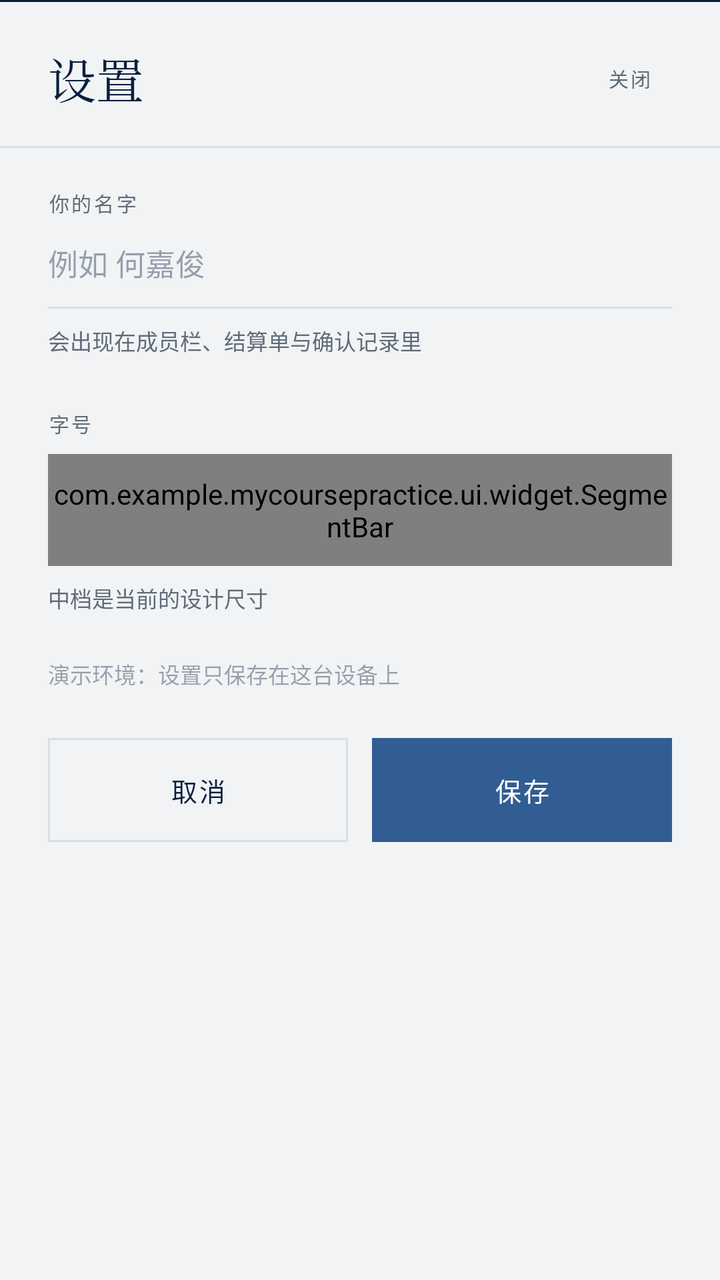
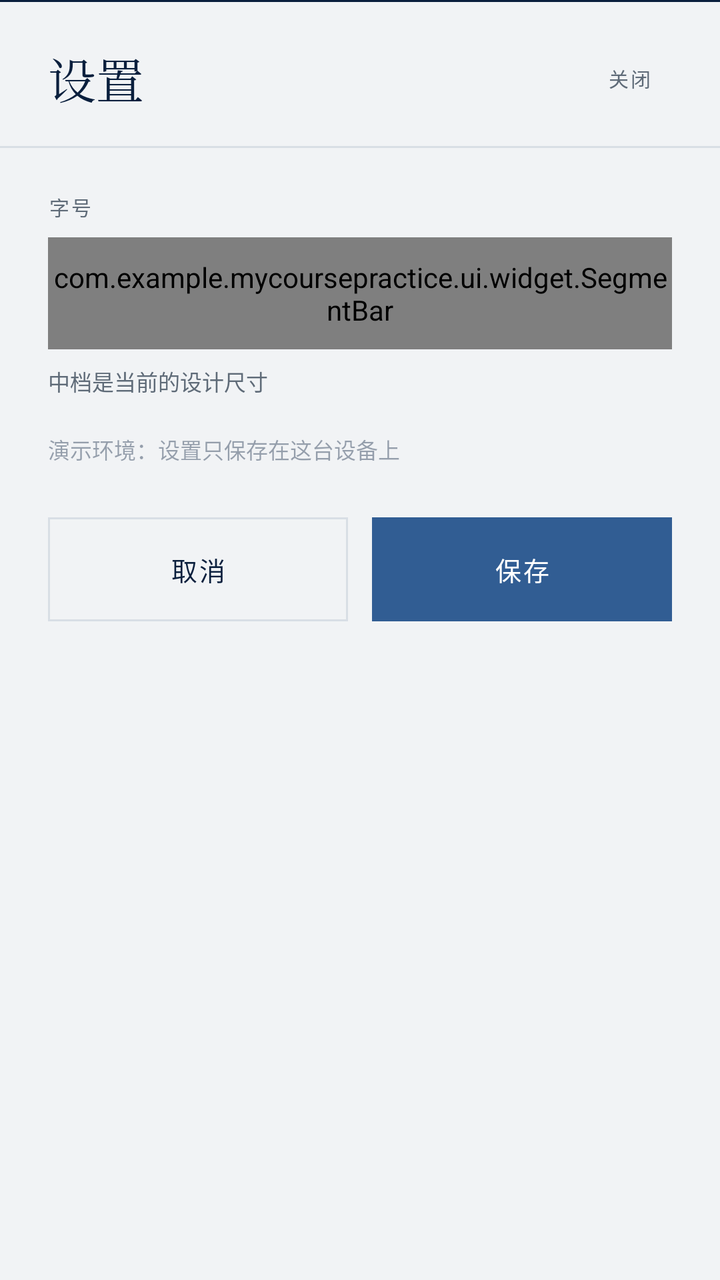

An Android layout rendered at two revisions. The XML below is the earlier revision; the diff shows what the commit changed to produce the second picture.
<!-- AndroidManifest.xml: application theme Theme.MyCoursePractice -->
<!-- res/layout/dialog_settings.xml -->
<?xml version="1.0" encoding="utf-8"?>
<LinearLayout xmlns:android="http://schemas.android.com/apk/res/android"
    android:layout_width="match_parent"
    android:layout_height="wrap_content"
    android:background="@color/paper"
    android:orientation="vertical">

    <View
        android:layout_width="match_parent"
        android:layout_height="1dp"
        android:background="@color/ink" />

    <LinearLayout
        android:layout_width="match_parent"
        android:layout_height="wrap_content"
        android:gravity="center_vertical"
        android:orientation="horizontal"
        android:paddingStart="24dp"
        android:paddingTop="18dp"
        android:paddingEnd="24dp"
        android:paddingBottom="14dp">

        <TextView
            android:id="@+id/sheetTitle"
            android:layout_width="0dp"
            android:layout_height="wrap_content"
            android:layout_weight="1"
            android:fontFamily="serif"
            android:text="设置"
            android:textColor="@color/ink"
            android:textSize="24sp" />

        <TextView
            android:id="@+id/closeLink"
            style="@style/Micro"
            android:layout_width="wrap_content"
            android:layout_height="wrap_content"
            android:minHeight="40dp"
            android:gravity="center"
            android:paddingStart="10dp"
            android:paddingEnd="10dp"
            android:text="关闭"
            android:textColor="@color/muted" />
    </LinearLayout>

    <View
        android:layout_width="match_parent"
        android:layout_height="1dp"
        android:background="@color/line" />

    <LinearLayout
        android:layout_width="match_parent"
        android:layout_height="wrap_content"
        android:orientation="vertical"
        android:paddingStart="24dp"
        android:paddingTop="20dp"
        android:paddingEnd="24dp"
        android:paddingBottom="4dp">

        <TextView
            style="@style/Micro"
            android:layout_width="wrap_content"
            android:layout_height="wrap_content"
            android:text="你的名字" />

        <EditText
            android:id="@+id/nameField"
            style="@style/Field"
            android:layout_width="match_parent"
            android:layout_height="wrap_content"
            android:layout_marginTop="2dp"
            android:hint="例如 何嘉俊"
            android:inputType="textPersonName"
            android:maxLength="12"
            android:maxLines="1"
            android:textColor="@color/ink"
            android:textSize="15sp" />

        <TextView
            android:id="@+id/nameHint"
            style="@style/Meta"
            android:layout_width="wrap_content"
            android:layout_height="wrap_content"
            android:layout_marginTop="8dp"
            android:text="会出现在成员栏、结算单与确认记录里"
            android:textColor="@color/muted" />

        <TextView
            style="@style/Micro"
            android:layout_width="wrap_content"
            android:layout_height="wrap_content"
            android:layout_marginTop="26dp"
            android:text="字号" />

        <com.example.mycoursepractice.ui.widget.SegmentBar
            android:id="@+id/fontBar"
            android:layout_width="match_parent"
            android:layout_height="56dp"
            android:layout_marginTop="8dp" />

        <TextView
            android:id="@+id/fontHint"
            style="@style/Meta"
            android:layout_width="wrap_content"
            android:layout_height="wrap_content"
            android:layout_marginTop="8dp"
            android:text="中档是当前的设计尺寸"
            android:textColor="@color/muted" />

        <TextView
            style="@style/Meta"
            android:layout_width="wrap_content"
            android:layout_height="wrap_content"
            android:layout_marginTop="22dp"
            android:text="演示环境：设置只保存在这台设备上"
            android:textColor="@color/ink_40" />
    </LinearLayout>

    <LinearLayout
        android:layout_width="match_parent"
        android:layout_height="wrap_content"
        android:orientation="horizontal"
        android:paddingStart="24dp"
        android:paddingTop="20dp"
        android:paddingEnd="24dp"
        android:paddingBottom="24dp">

        <TextView
            android:id="@+id/cancelBtn"
            style="@style/BtnGhost"
            android:layout_width="0dp"
            android:layout_height="52dp"
            android:layout_weight="1"
            android:text="取消" />

        <Space
            android:layout_width="12dp"
            android:layout_height="1dp" />

        <TextView
            android:id="@+id/saveBtn"
            style="@style/BtnPrimary"
            android:layout_width="0dp"
            android:layout_height="52dp"
            android:layout_weight="1"
            android:text="保存" />
    </LinearLayout>
</LinearLayout>
<!-- resources referenced by this layout -->
<resources>
  <color name="ink">#0A1F3D</color>
  <color name="ink_40">#660A1F3D</color>
  <color name="line">#D8DEE5</color>
  <color name="muted">#5F6B78</color>
  <color name="paper">#F1F3F5</color>
  <style name="BtnGhost">
          <item name="android:layout_height">52dp</item>
          <item name="android:background">@drawable/bg_chip</item>
          <item name="android:textColor">@color/ink</item>
          <item name="android:textSize">13sp</item>
          <item name="android:letterSpacing">0.08</item>
          <item name="android:fontFamily">sans-serif-medium</item>
          <item name="android:gravity">center</item>
          <item name="android:includeFontPadding">false</item>
          <item name="android:foreground">?attr/selectableItemBackground</item>
          <item name="android:clickable">true</item>
          <item name="android:focusable">true</item>
      </style>
  <style name="BtnPrimary">
          <item name="android:layout_height">52dp</item>
          <item name="android:background">@drawable/bg_stamp_filled</item>
          <item name="android:textColor">@color/sheet</item>
          <item name="android:textSize">13sp</item>
          <item name="android:letterSpacing">0.08</item>
          <item name="android:fontFamily">sans-serif-medium</item>
          <item name="android:gravity">center</item>
          <item name="android:includeFontPadding">false</item>
          <item name="android:foreground">?attr/selectableItemBackground</item>
          <item name="android:clickable">true</item>
          <item name="android:focusable">true</item>
      </style>
  <style name="Field">
          <item name="android:background">@drawable/bg_field_line</item>
          <item name="android:textSize">14sp</item>
          <item name="android:textColor">@color/ink</item>
          <item name="android:textColorHint">@color/ink_40</item>
          <item name="android:fontFamily">sans-serif</item>
          <item name="android:includeFontPadding">false</item>
          <item name="android:paddingTop">10dp</item>
          <item name="android:paddingBottom">12dp</item>
          <item name="android:gravity">top|start</item>
          <item name="android:lineSpacingMultiplier">1.4</item>
      </style>
  <style name="Meta">
          <item name="android:textSize">11sp</item>
          <item name="android:textColor">@color/muted</item>
          <item name="android:fontFamily">sans-serif</item>
          <item name="android:includeFontPadding">false</item>
      </style>
  <style name="Micro">
          <item name="android:textSize">10sp</item>
          <item name="android:letterSpacing">0.12</item>
          <item name="android:textColor">@color/muted</item>
          <item name="android:fontFamily">sans-serif</item>
          <item name="android:includeFontPadding">false</item>
      </style>
  <style name="Theme.MyCoursePractice" parent="Base.Theme.MyCoursePractice" />
  <!-- drawable bg_chip (drawable) -->
  <?xml version="1.0" encoding="utf-8"?>
  <shape xmlns:android="http://schemas.android.com/apk/res/android" android:shape="rectangle">
      <solid android:color="@android:color/transparent" />
      <corners android:radius="0dp" />
      <stroke android:width="1dp" android:color="@color/line" />
  </shape>
  <!-- drawable bg_stamp_filled (drawable) -->
  <?xml version="1.0" encoding="utf-8"?>
  <shape xmlns:android="http://schemas.android.com/apk/res/android" android:shape="rectangle">
      <solid android:color="@color/accent" />
      <corners android:radius="0dp" />
  </shape>
  <color name="sheet">#FFFFFF</color>
  <!-- drawable bg_field_line (drawable) -->
  <?xml version="1.0" encoding="utf-8"?>
  <layer-list xmlns:android="http://schemas.android.com/apk/res/android">
      <item android:gravity="bottom" android:height="1dp">
          <shape android:shape="rectangle">
              <solid android:color="@color/line" />
          </shape>
      </item>
  </layer-list>
  <color name="accent">#315D93</color>
  <color name="accent_wash">#E4EAF2</color>
  <!-- unchanged entries left out for length: 1 -->
</resources>

<!-- the commit's change to res/layout/dialog_settings.xml (unified diff, before → after) -->
@@ -53,7 +53,7 @@
         android:layout_height="wrap_content"
         android:orientation="vertical"
         android:paddingStart="24dp"
-        android:paddingTop="20dp"
+        android:paddingTop="22dp"
         android:paddingEnd="24dp"
         android:paddingBottom="4dp">
 
@@ -61,35 +61,6 @@
             style="@style/Micro"
             android:layout_width="wrap_content"
             android:layout_height="wrap_content"
-            android:text="你的名字" />
-
-        <EditText
-            android:id="@+id/nameField"
-            style="@style/Field"
-            android:layout_width="match_parent"
-            android:layout_height="wrap_content"
-            android:layout_marginTop="2dp"
-            android:hint="例如 何嘉俊"
-            android:inputType="textPersonName"
-            android:maxLength="12"
-            android:maxLines="1"
-            android:textColor="@color/ink"
-            android:textSize="15sp" />
-
-        <TextView
-            android:id="@+id/nameHint"
-            style="@style/Meta"
-            android:layout_width="wrap_content"
-            android:layout_height="wrap_content"
-            android:layout_marginTop="8dp"
-            android:text="会出现在成员栏、结算单与确认记录里"
-            android:textColor="@color/muted" />
-
-        <TextView
-            style="@style/Micro"
-            android:layout_width="wrap_content"
-            android:layout_height="wrap_content"
-            android:layout_marginTop="26dp"
             android:text="字号" />
 
         <com.example.mycoursepractice.ui.widget.SegmentBar
@@ -111,7 +82,7 @@
             style="@style/Meta"
             android:layout_width="wrap_content"
             android:layout_height="wrap_content"
-            android:layout_marginTop="22dp"
+            android:layout_marginTop="18dp"
             android:text="演示环境：设置只保存在这台设备上"
             android:textColor="@color/ink_40" />
     </LinearLayout>
@@ -121,7 +92,7 @@
         android:layout_height="wrap_content"
         android:orientation="horizontal"
         android:paddingStart="24dp"
-        android:paddingTop="20dp"
+        android:paddingTop="22dp"
         android:paddingEnd="24dp"
         android:paddingBottom="24dp">
 
<!-- resource entries referenced after the edit -->
@@ -31,18 +31,6 @@
           <item name="android:clickable">true</item>
           <item name="android:focusable">true</item>
       </style>
-  <style name="Field">
-          <item name="android:background">@drawable/bg_field_line</item>
-          <item name="android:textSize">14sp</item>
-          <item name="android:textColor">@color/ink</item>
-          <item name="android:textColorHint">@color/ink_40</item>
-          <item name="android:fontFamily">sans-serif</item>
-          <item name="android:includeFontPadding">false</item>
-          <item name="android:paddingTop">10dp</item>
-          <item name="android:paddingBottom">12dp</item>
-          <item name="android:gravity">top|start</item>
-          <item name="android:lineSpacingMultiplier">1.4</item>
-      </style>
   <style name="Meta">
           <item name="android:textSize">11sp</item>
           <item name="android:textColor">@color/muted</item>
@@ -71,15 +59,6 @@
       <corners android:radius="0dp" />
   </shape>
   <color name="sheet">#FFFFFF</color>
-  <!-- drawable bg_field_line (drawable) -->
-  <?xml version="1.0" encoding="utf-8"?>
-  <layer-list xmlns:android="http://schemas.android.com/apk/res/android">
-      <item android:gravity="bottom" android:height="1dp">
-          <shape android:shape="rectangle">
-              <solid android:color="@color/line" />
-          </shape>
-      </item>
-  </layer-list>
   <color name="accent">#315D93</color>
   <color name="accent_wash">#E4EAF2</color>
   <!-- unchanged entries left out for length: 1 -->
